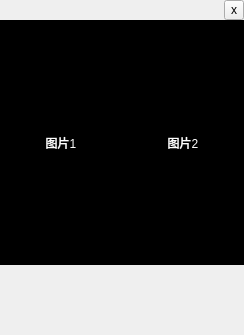
Old version of the form app/ui/CardUI.ui in the repository Meydan-ZHOU/smileSystem.
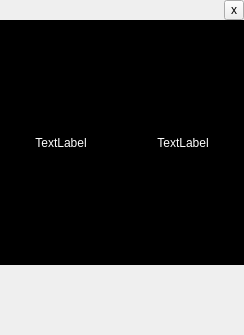
New version of the form.

The edit to the form file:
```diff
--- a/app/ui/CardUI.ui
+++ b/app/ui/CardUI.ui
@@ -185,17 +185,8 @@
             <layout class="QHBoxLayout" name="horizontalLayout">
              <item>
               <widget class="QLabel" name="label_image1">
-               <property name="maximumSize">
-                <size>
-                 <width>16777215</width>
-                 <height>16777215</height>
-                </size>
-               </property>
-               <property name="styleSheet">
-                <string notr="true"/>
-               </property>
                <property name="text">
-                <string>图片1</string>
+                <string>TextLabel</string>
                </property>
                <property name="alignment">
                 <set>Qt::AlignCenter</set>
@@ -204,11 +195,8 @@
              </item>
              <item>
               <widget class="QLabel" name="label_image2">
-               <property name="styleSheet">
-                <string notr="true"/>
-               </property>
                <property name="text">
-                <string>图片2</string>
+                <string>TextLabel</string>
                </property>
                <property name="alignment">
                 <set>Qt::AlignCenter</set>
```
Left out of the diff: 11 changed lines with no effect on the pictures.
